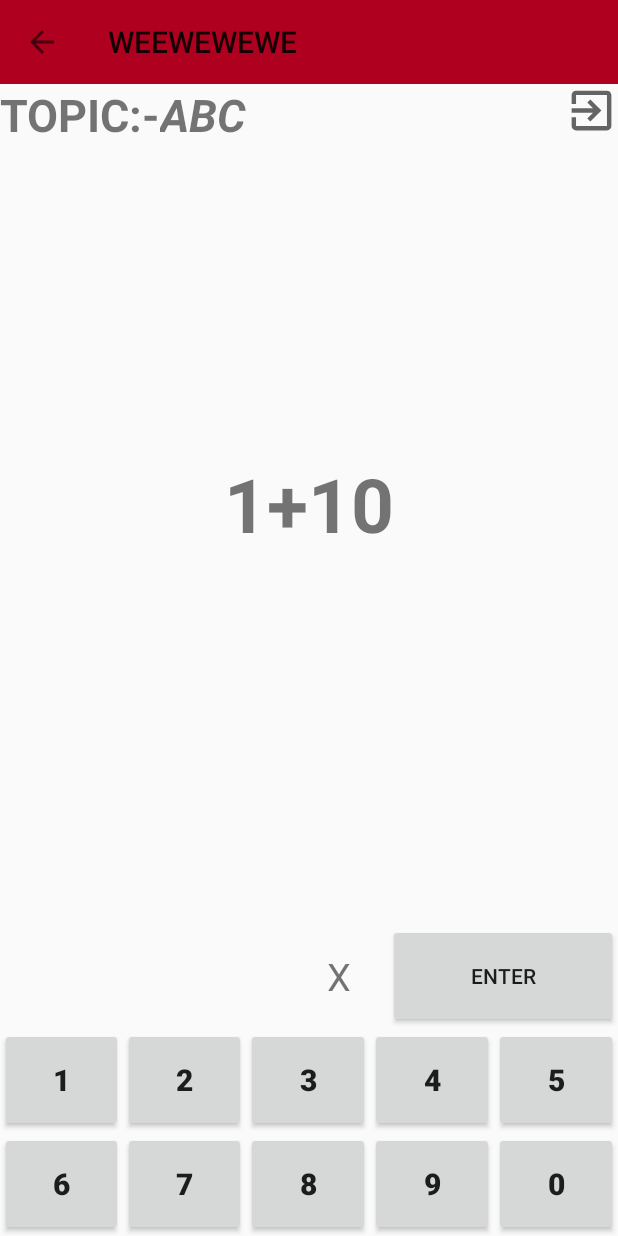
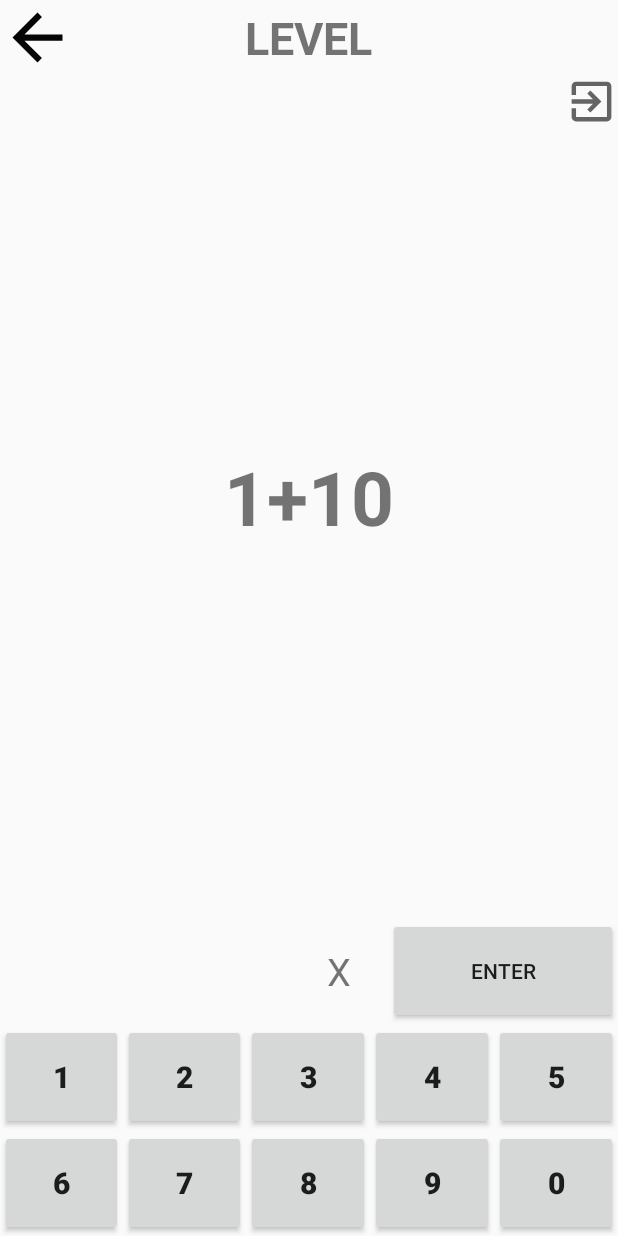
Before and after one commit to NihaalWagadia/Quizzy, an Android app: the screen it shows after launch (PlayAct), after a tap on "My Play", on a phone screen of 412 x 824 dp. Run offline under Robolectric (Android 15) with nearby library versions, the phone set to English and light mode, and no system bars.

Commit message:
backPress

```diff
--- a/app/src/main/java/com/example/quizzydizzy/PlayAct.kt
+++ b/app/src/main/java/com/example/quizzydizzy/PlayAct.kt
@@ -36,11 +36,6 @@ class PlayAct : Immersive() {
         super.onCreate(savedInstanceState)
         setContentView(R.layout.activity_play)
 
-        val toolbar = findViewById<androidx.appcompat.widget.Toolbar>(R.id.toolbar)
-        setSupportActionBar(toolbar)
-        supportActionBar!!.title = "WEEWEWEWE"
-        supportActionBar!!.setDisplayHomeAsUpEnabled(true)
-        supportActionBar!!.setHomeButtonEnabled(true)
 
 
         mFromLevel = intent.getIntExtra("openLevel", mFromLevel)
@@ -138,11 +133,10 @@ class PlayAct : Immersive() {
     }
 
 
-    override fun onSupportNavigateUp(): Boolean {
+    fun goBack(v: View?){
         val intent = Intent(this, MainActivity::class.java)
         startActivity(intent)
         finish()
-        return true
     }
 
 
@@ -155,7 +149,6 @@ class PlayAct : Immersive() {
     private fun setQuestion() {
         val question = mQuestionList!![mCurrentPos - 1]
         question_image.text = question!!.question
-        topic_problem_name.text = question!!.topicName
 
     }
 
--- /dev/null
+++ b/app/src/main/res/drawable/ic_baseline_arrow_back_24.xml
@@ -0,0 +1,5 @@
+<vector android:height="24dp" android:tint="#050505"
+    android:viewportHeight="24" android:viewportWidth="24"
+    android:width="24dp" xmlns:android="http://schemas.android.com/apk/res/android">
+    <path android:fillColor="@android:color/white" android:pathData="M20,11H7.83l5.59,-5.59L12,4l-8,8 8,8 1.41,-1.41L7.83,13H20v-2z"/>
+</vector>
--- a/app/src/main/res/layout/activity_play.xml
+++ b/app/src/main/res/layout/activity_play.xml
@@ -13,11 +13,30 @@
         android:orientation="vertical"
         android:weightSum="100">
 
-        <androidx.appcompat.widget.Toolbar
-            android:id="@+id/toolbar"
-            android:layout_width="match_parent"
+
+        <RelativeLayout
             android:layout_height="wrap_content"
-            android:background="@color/design_default_color_error" />
+            android:layout_width="match_parent">
+
+            <ImageView
+                android:layout_width="50dp"
+                android:layout_height="50dp"
+                android:id="@+id/go_back"
+                android:src="@drawable/ic_baseline_arrow_back_24"
+                android:background="@android:color/transparent"
+                android:onClick="goBack"/>
+
+            <TextView
+                android:id="@+id/level_number"
+                android:layout_width="wrap_content"
+                android:layout_height="wrap_content"
+                android:layout_centerInParent="true"
+                android:text="@string/levelInLevel"
+                android:textSize="30sp"
+                android:layout_gravity="center_vertical"
+                android:textStyle="bold"/>
+
+        </RelativeLayout>
 
         <RelativeLayout
             android:layout_width="match_parent"
@@ -69,22 +88,7 @@
                 android:onClick="answerHint"
                 android:src="@drawable/exit" />
 
-            <TextView
-                android:id="@+id/topic"
-                android:layout_width="wrap_content"
-                android:layout_height="wrap_content"
-                android:layout_alignParentStart="true"
-                android:text="@string/topic"
-                android:textSize="30sp"
-                android:textStyle="bold" />
 
-            <TextView
-                android:id="@+id/topic_problem_name"
-                android:layout_width="wrap_content"
-                android:layout_height="wrap_content"
-                android:layout_toEndOf="@+id/topic"
-                android:textSize="30sp"
-                android:textStyle="bold|italic" />
 
         </RelativeLayout>
 
--- a/app/src/main/res/values/strings.xml
+++ b/app/src/main/res/values/strings.xml
@@ -30,4 +30,7 @@
     <string name="topic">TOPIC:-</string>
     <string name="problem_name">Problem Name</string>
     <string name="cool">Cool!</string>
+    <string name="back"><![CDATA[<-]]></string>
+    <string name="tier">Tier</string>
+    <string name="levelInLevel">LEVEL</string>
 </resources>
```
Also changed, not shown: app/src/main/java/com/example/quizzydizzy/LevelAct.kt (+8 -10 lines), app/src/main/res/layout/activity_level.xml (+22 -7 lines).
